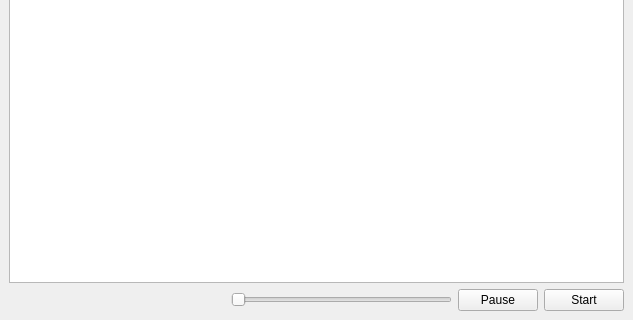
Above: mainwindow.ui from bananiwo/Game-of-Life before the change; both pictures show x 0 to 633 and y 176 to 496 of the 633 by 496 pixel window. Below: the same form after it.
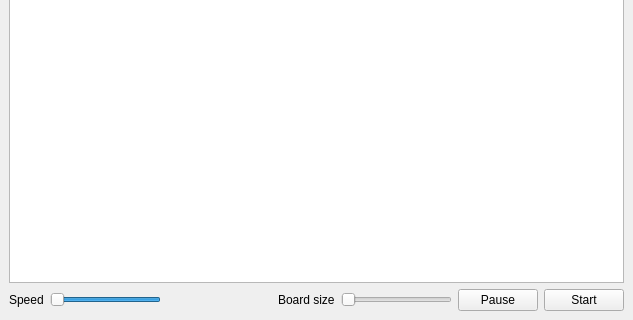
That is the form after the change.

```diff
--- a/mainwindow.ui
+++ b/mainwindow.ui
@@ -23,6 +23,44 @@
     </item>
     <item>
      <layout class="QHBoxLayout" name="horizontalLayout">
+      <item>
+       <widget class="QLabel" name="label_2">
+        <property name="text">
+         <string>Speed</string>
+        </property>
+       </widget>
+      </item>
+      <item>
+       <widget class="QSlider" name="speedSlider">
+        <property name="layoutDirection">
+         <enum>Qt::RightToLeft</enum>
+        </property>
+        <property name="autoFillBackground">
+         <bool>false</bool>
+        </property>
+        <property name="minimum">
+         <number>100</number>
+        </property>
+        <property name="maximum">
+         <number>500</number>
+        </property>
+        <property name="singleStep">
+         <number>100</number>
+        </property>
+        <property name="sliderPosition">
+         <number>500</number>
+        </property>
+        <property name="orientation">
+         <enum>Qt::Horizontal</enum>
+        </property>
+        <property name="invertedAppearance">
+         <bool>false</bool>
+        </property>
+        <property name="invertedControls">
+         <bool>false</bool>
+        </property>
+       </widget>
+      </item>
       <item>
        <spacer name="horizontalSpacer">
         <property name="orientation">
@@ -36,16 +74,29 @@
         </property>
        </spacer>
       </item>
+      <item>
+       <widget class="QLabel" name="label">
+        <property name="text">
+         <string>Board size</string>
+        </property>
+       </widget>
+      </item>
       <item>
        <widget class="QSlider" name="sizeSlider">
         <property name="minimum">
-         <number>10</number>
+         <number>0</number>
         </property>
         <property name="maximum">
-         <number>30</number>
+         <number>6</number>
+        </property>
+        <property name="singleStep">
+         <number>1</number>
         </property>
         <property name="pageStep">
-         <number>10</number>
+         <number>1</number>
+        </property>
+        <property name="value">
+         <number>0</number>
         </property>
         <property name="tracking">
          <bool>false</bool>
```
Left out of the diff: 15 changed lines with no effect on the pictures.
